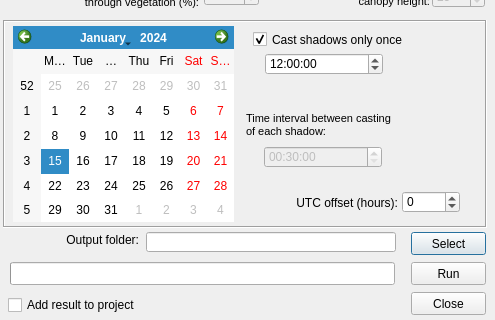
Qt form ShadowGenerator/shadow_generator_dialog_base.ui (UMEP-dev/UMEP) before a commit; both pictures show x 0 to 495 and y 148 to 468 of the 495 by 468 pixel window.
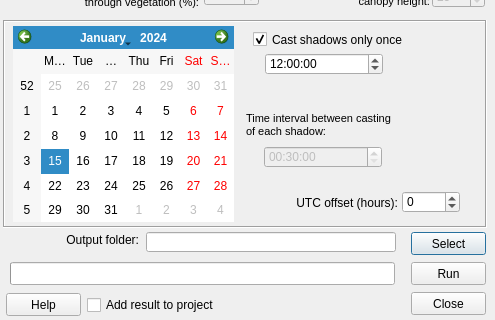
The same form after that commit.

Commit message: Adding documentation for SVFcaclulator, ShadowGenerator and Wall height

The edit to the form file:
```diff
--- a/ShadowGenerator/shadow_generator_dialog_base.ui
+++ b/ShadowGenerator/shadow_generator_dialog_base.ui
@@ -427,9 +427,9 @@
    </property>
    <property name="geometry">
     <rect>
-     <x>8</x>
+     <x>87</x>
      <y>444</y>
-     <width>244</width>
+     <width>277</width>
      <height>18</height>
     </rect>
    </property>
@@ -474,6 +474,19 @@
     <set>Qt::AlignRight|Qt::AlignTrailing|Qt::AlignVCenter</set>
    </property>
   </widget>
+  <widget class="QPushButton" name="pushButtonHelp">
+   <property name="geometry">
+    <rect>
+     <x>6</x>
+     <y>441</y>
+     <width>75</width>
+     <height>23</height>
+    </rect>
+   </property>
+   <property name="text">
+    <string>Help</string>
+   </property>
+  </widget>
  </widget>
  <resources/>
  <connections>
```
The commit also changes 29 other files.
